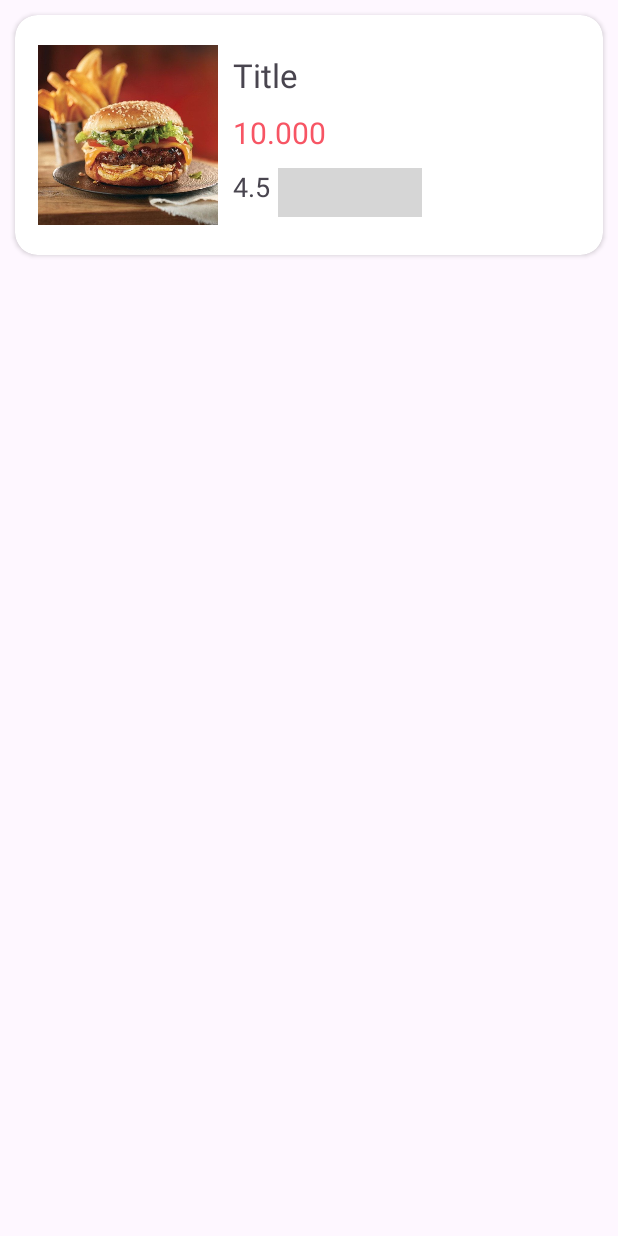
After one commit to Nguyennhuttan2004/DoAn-MobileApp, an Android app: the layout viewholder_bestfood.xml on its own in the app's theme, with its tools: preview values and no code run, on a phone screen of 412 x 824 dp. The commit adds this screen. Run offline under Robolectric (Android 15) with nearby library versions, the phone set to English and light mode, and no system bars; grey boxes are pictures that could not be loaded.

Commit message:
on gan het

```diff
--- a/app/build.gradle.kts
+++ b/app/build.gradle.kts
@@ -43,6 +43,7 @@ dependencies {
     implementation ("com.android.volley:volley:1.2.1")
     implementation (platform("com.google.firebase:firebase-bom:32.7.4"))
     implementation ("com.google.firebase:firebase-analytics")
-
+    implementation ("com.google.firebase:firebase-database")
+    implementation ("com.github.bumptech.glide:glide:4.14.2")
 
 }
--- a/app/src/main/java/Activity/interfaceTT/IClickItemTT.java
+++ b/app/src/main/java/Activity/interfaceTT/IClickItemTT.java
@@ -1,8 +1,8 @@
 package Activity.interfaceTT;
 
+import model.SanPham;
 import model.ThanhToan;
 
 public interface IClickItemTT {
     void onClickItemTT(ThanhToan tt);
-
 }
--- a/app/src/main/res/layout/activity_chi_tiet.xml
+++ b/app/src/main/res/layout/activity_chi_tiet.xml
@@ -11,7 +11,7 @@
             android:id="@+id/toolBar"
             android:layout_width="match_parent"
             android:layout_height="?attr/actionBarSize"
-            android:background="@color/orange"
+            android:background="@color/red"
             app:title="Chi tiết sản phẩm"
             app:titleTextColor="@color/white">
     </androidx.appcompat.widget.Toolbar>
--- a/app/src/main/res/layout/activity_nguoidung.xml
+++ b/app/src/main/res/layout/activity_nguoidung.xml
@@ -9,7 +9,7 @@
     <androidx.appcompat.widget.Toolbar
         android:layout_width="match_parent"
         android:layout_height="?attr/actionBarSize"
-        android:background="@color/orange"
+        android:background="@color/red"
         app:titleTextColor="@color/white"
         app:title="Thông tin cá nhân"
         android:id="@+id/tbngdung"/>
--- /dev/null
+++ b/app/src/main/res/layout/viewholder_bestfood.xml
@@ -0,0 +1,63 @@
+<?xml version="1.0" encoding="utf-8"?>
+<androidx.cardview.widget.CardView xmlns:android="http://schemas.android.com/apk/res/android"
+    android:layout_width="match_parent"
+    android:layout_height="160dp"
+    xmlns:app="http://schemas.android.com/apk/res-auto"
+    android:layout_margin="10dp"
+    app:cardCornerRadius="15dp"
+    android:elevation="3dp"
+    android:id="@+id/bestfooditem">
+    <LinearLayout
+        android:layout_width="match_parent"
+        android:layout_height="match_parent"
+        android:padding="15dp"
+        android:orientation="horizontal">
+        <ImageView
+            android:layout_width="120dp"
+            android:layout_height="120dp"
+            android:src="@drawable/hamburger"
+            android:layout_gravity="center_vertical"
+            android:id="@+id/imgSP"/>
+        <LinearLayout
+            android:layout_width="match_parent"
+            android:layout_height="match_parent"
+            android:padding="10dp"
+            android:orientation="vertical">
+            <TextView
+                android:layout_width="wrap_content"
+                android:layout_height="wrap_content"
+                android:text="Title"
+                android:textSize="22sp"
+                android:id="@+id/txtSPtitle"/>
+            <TextView
+                android:layout_width="wrap_content"
+                android:layout_height="wrap_content"
+                android:text="10.000"
+                android:textSize="20sp"
+                android:textColor="@color/red"
+                android:layout_marginTop="10dp"
+                android:id="@+id/txtSPgia"/>
+            <LinearLayout
+                android:layout_width="wrap_content"
+                android:layout_height="wrap_content"
+                android:orientation="horizontal"
+                android:layout_marginTop="10dp">
+                <TextView
+                    android:layout_width="wrap_content"
+                    android:layout_height="wrap_content"
+                    android:text="4.5"
+                    android:textSize="18sp"
+                    android:id="@+id/txtSPstar"/>
+                <ImageView
+                    android:layout_width="wrap_content"
+                    android:layout_height="wrap_content"
+                    android:src="@drawable/star"
+                    android:layout_marginLeft="5dp"
+                    android:layout_gravity="center"/>
+            </LinearLayout>
+        </LinearLayout>
+
+    </LinearLayout>
+
+
+</androidx.cardview.widget.CardView>
```
Also changed, not shown: app/src/main/AndroidManifest.xml (+6 -6 lines), app/src/main/java/Activity/MainActivity.java (+53 -2 lines), app/src/main/java/Activity/interfaceTT/IClickItemSP.java (added, +7 -0 lines), app/src/main/java/Adapter/BestFoodAdapter.java (+74 -1 lines).
